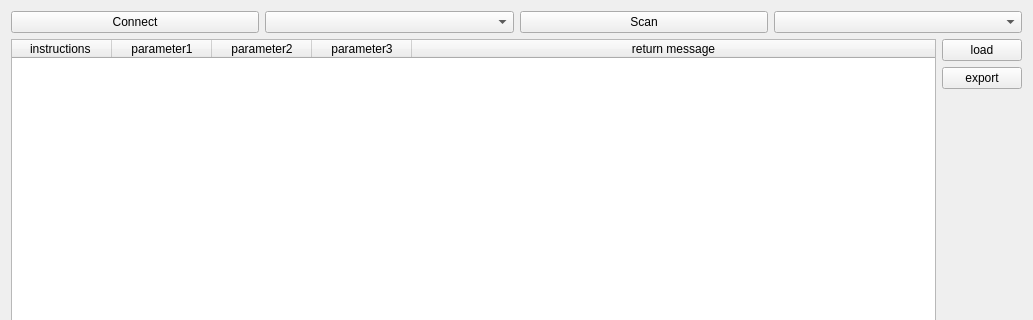
Above: UIModular/MainWindow/FunctionWidget/SamplingWidget/SamplingWidgetUI.ui from EddyXieFalcon/ColorAnalyst before the change; both pictures show x 0 to 1033 and y 0 to 320 of the 1033 by 842 pixel window. Below: the same form after it.
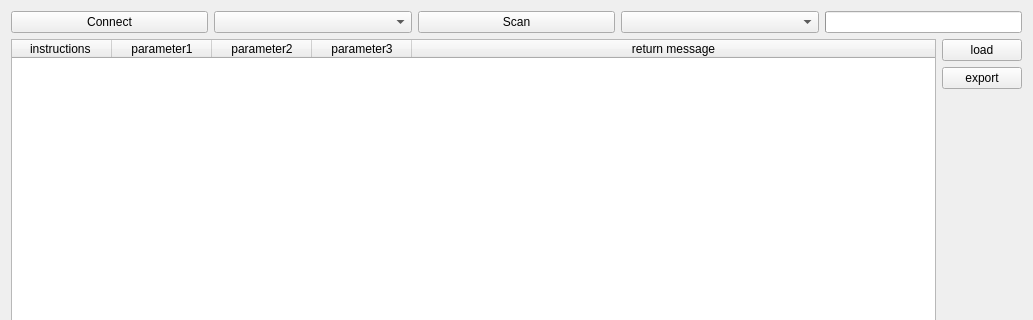
That is the form after the change.

Commit message: 添加scan进度条功能

```diff
--- a/UIModular/MainWindow/FunctionWidget/SamplingWidget/SamplingWidgetUI.ui
+++ b/UIModular/MainWindow/FunctionWidget/SamplingWidget/SamplingWidgetUI.ui
@@ -36,6 +36,22 @@
      <item>
       <widget class="QComboBox" name="comboBox_scan"/>
      </item>
+     <item>
+      <widget class="QProgressBar" name="progressBar">
+       <property name="sizePolicy">
+        <sizepolicy hsizetype="Preferred" vsizetype="Fixed">
+         <horstretch>0</horstretch>
+         <verstretch>0</verstretch>
+        </sizepolicy>
+       </property>
+       <property name="value">
+        <number>0</number>
+       </property>
+       <property name="textVisible">
+        <bool>false</bool>
+       </property>
+      </widget>
+     </item>
     </layout>
    </item>
    <item>
```
The commit also changes 2 other files.
